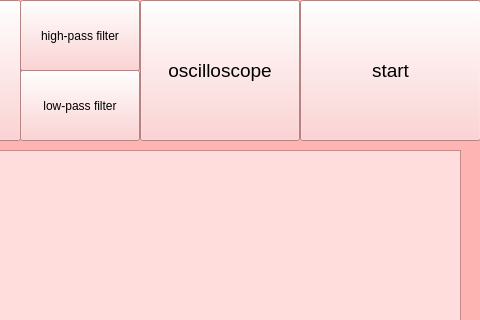
Old version of the form source/widget.ui in the repository maksvorobev/our_project; both pictures show x 520 to 1000 and y 0 to 320 of the 1000 by 800 pixel window.
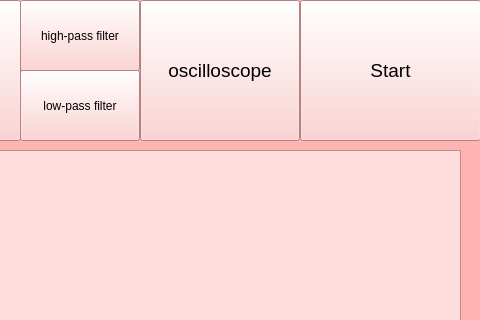
New version of the form. Icons and pictures are not drawn. Custom widgets are drawn as their Qt base class.

The edit to the form file:
```diff
--- a/source/widget.ui
+++ b/source/widget.ui
@@ -449,7 +449,7 @@
     </font>
    </property>
    <property name="text">
-    <string>start</string>
+    <string>Start</string>
    </property>
    <property name="icon">
     <iconset>
```
Left out of the diff: 2 changed lines with no effect on the pictures.
